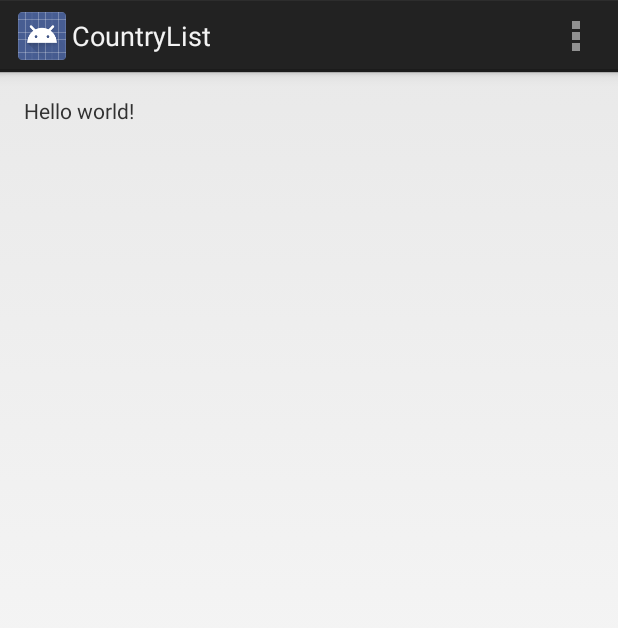
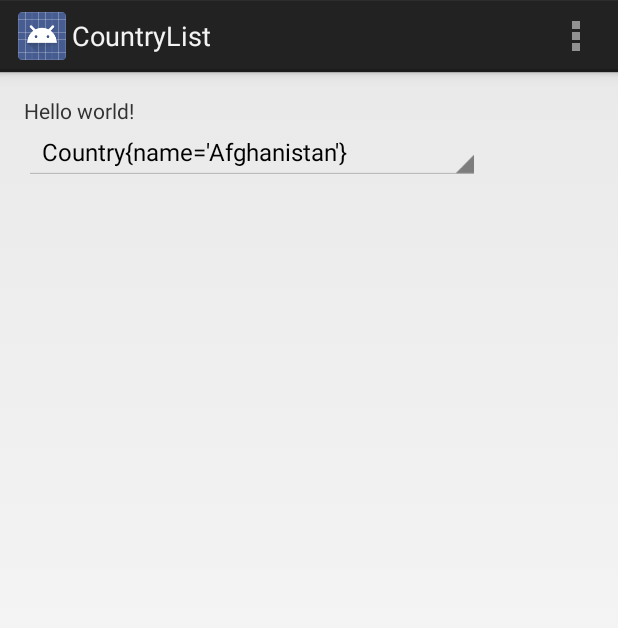
Before and after one commit to SnowdogApps/CountryList, an Android app: the screen it shows after launch (CountrListActivity), on a phone screen of 412 x 824 dp. Shown: the top 628 px of the screen. Run offline under Robolectric (Android 15) with nearby library versions, the phone set to English and light mode, and no system bars.

Commit message:
Added Spinner Country List

```diff
--- a/app/src/main/java/snowdog/pl/countrylist/CountrListActivity.java
+++ b/app/src/main/java/snowdog/pl/countrylist/CountrListActivity.java
@@ -1,7 +1,6 @@
 package snowdog.pl.countrylist;
 
 import android.app.Activity;
-import android.app.ActionBar;
 import android.app.Fragment;
 import android.os.Bundle;
 import android.view.LayoutInflater;
@@ -9,15 +8,20 @@ import android.view.Menu;
 import android.view.MenuItem;
 import android.view.View;
 import android.view.ViewGroup;
-import android.os.Build;
+import android.widget.AdapterView;
+import android.widget.ArrayAdapter;
+import android.widget.Spinner;
+
+import java.util.ArrayList;
+
+import snowdog.pl.countrylist.model.Country;
 
 
-
-public class CountrListActivity extends Activity {
-
+public class CountrListActivity extends Activity implements AdapterView.OnItemSelectedListener {
     @Override
     protected void onCreate(Bundle savedInstanceState) {
         super.onCreate(savedInstanceState);
+        //TODO testowe todo
         setContentView(R.layout.activity_countr_list);
         if (savedInstanceState == null) {
             getFragmentManager().beginTransaction()
@@ -46,18 +50,46 @@ public class CountrListActivity extends Activity {
         return super.onOptionsItemSelected(item);
     }
 
+    @Override
+    public void onItemSelected(AdapterView<?> adapterView, View view, int i, long l) {
+
+    }
+
+    @Override
+    public void onNothingSelected(AdapterView<?> adapterView) {
+
+    }
+
     /**
      * A placeholder fragment containing a simple view.
      */
     public static class PlaceholderFragment extends Fragment {
+
+        private Spinner spCountryList;
+        private ArrayList<Country> lsCountries;
 
         public PlaceholderFragment() {
         }
 
         @Override
         public View onCreateView(LayoutInflater inflater, ViewGroup container,
-                Bundle savedInstanceState) {
+                                 Bundle savedInstanceState) {
             View rootView = inflater.inflate(R.layout.fragment_countr_list, container, false);
+            spCountryList = (Spinner) rootView.findViewById(R.id.spinner_countrylist);
+
+            lsCountries = new ArrayList<Country>();
+
+            String[] aryCountryNames;
+            String[] aryCountryCodes;
+            aryCountryNames = getActivity().getResources().getStringArray(R.array.countries);
+            aryCountryCodes = getActivity().getResources().getStringArray(R.array.countries_codes);
+
+            for (int i = 0; aryCountryCodes.length > i; i++) {
+                lsCountries.add(new Country(aryCountryCodes[i], aryCountryNames[i]));
+            }
+
+            spCountryList.setAdapter(new ArrayAdapter<Country>(getActivity(), android.R.layout.simple_spinner_item, lsCountries));
+
             return rootView;
         }
     }
--- /dev/null
+++ b/app/src/main/java/snowdog/pl/countrylist/model/Country.java
@@ -0,0 +1,38 @@
+package snowdog.pl.countrylist.model;
+
+/**
+ * Created by iTymz on 08.07.2014.
+ */
+public class Country {
+
+    private String code;
+    private String name;
+
+    public Country(String code, String name) {
+        this.code = code;
+        this.name = name;
+    }
+
+    @Override
+    public String toString() {
+        return "Country{" +
+                "name='" + name + '\'' +
+                '}';
+    }
+
+    public String getCode() {
+        return code;
+    }
+
+    public void setCode(String code) {
+        this.code = code;
+    }
+
+    public String getName() {
+        return name;
+    }
+
+    public void setName(String name) {
+        this.name = name;
+    }
+}
--- a/app/src/main/res/layout/fragment_countr_list.xml
+++ b/app/src/main/res/layout/fragment_countr_list.xml
@@ -2,15 +2,24 @@
     xmlns:tools="http://schemas.android.com/tools"
     android:layout_width="match_parent"
     android:layout_height="match_parent"
+    android:paddingBottom="@dimen/activity_vertical_margin"
     android:paddingLeft="@dimen/activity_horizontal_margin"
     android:paddingRight="@dimen/activity_horizontal_margin"
     android:paddingTop="@dimen/activity_vertical_margin"
-    android:paddingBottom="@dimen/activity_vertical_margin"
     tools:context=".CountrListActivity$PlaceholderFragment">
 
     <TextView
-        android:text="@string/hello_world"
+        android:id="@+id/textView2"
         android:layout_width="wrap_content"
-        android:layout_height="wrap_content" />
+        android:layout_height="wrap_content"
+        android:text="@string/hello_world" />
+
+    <Spinner
+        android:id="@+id/spinner_countrylist"
+        android:layout_width="wrap_content"
+        android:layout_height="wrap_content"
+        android:layout_alignParentLeft="true"
+        android:layout_alignParentStart="true"
+        android:layout_below="@+id/textView2" />
 
 </RelativeLayout>
--- a/build.gradle
+++ b/build.gradle
@@ -5,7 +5,7 @@ buildscript {
         mavenCentral()
     }
     dependencies {
-        classpath 'com.android.tools.build:gradle:0.11.+'
+        classpath 'com.android.tools.build:gradle:0.12.+'
 
         // NOTE: Do not place your application dependencies here; they belong
         // in the individual module build.gradle files
```
Also changed, not shown: gradle/wrapper/gradle-wrapper.properties, 1 other file.
